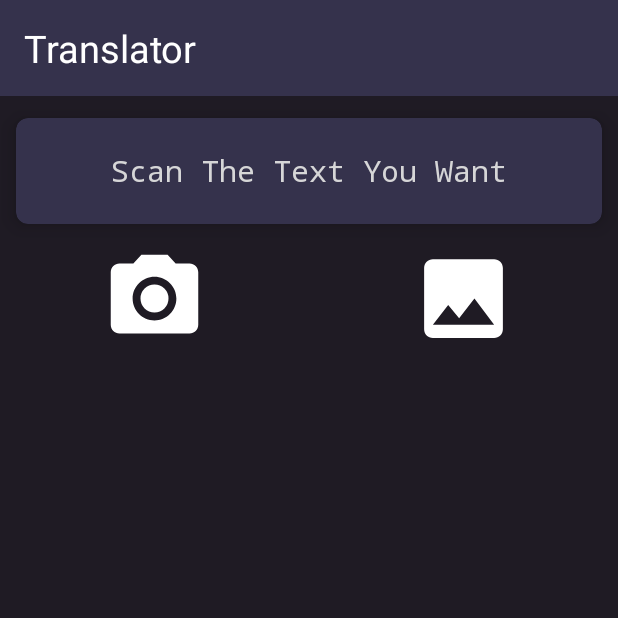
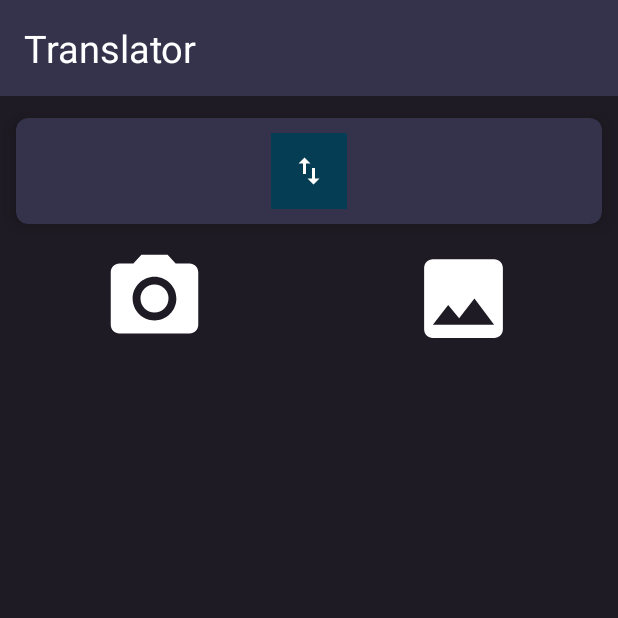
Before and after one commit to Adity-a/Brahmi_Recognition, an Android app: the screen it shows after launch (ScannerActivity), on a phone screen of 412 x 824 dp, the top half of it. Run offline under Robolectric (Android 15) with nearby library versions, the phone set to English and light mode, and no system bars; libraries missing offline, so code that uses them is left out: com.github.ybq.android; 2 statements that could not run were skipped.

```diff
--- a/app/build.gradle
+++ b/app/build.gradle
@@ -45,6 +45,7 @@ dependencies {
 
     implementation 'com.rmtheis:tess-two:9.1.0'
 
+
     implementation 'com.github.ybq:Android-SpinKit:1.2.0'
 
 }
--- a/app/src/main/res/layout/activity_scanner.xml
+++ b/app/src/main/res/layout/activity_scanner.xml
@@ -20,14 +20,22 @@
         app:cardElevation="8dp"
         app:cardUseCompatPadding="true">
 
-            <TextView
+            <!--<TextView
                 android:layout_width="wrap_content"
                 android:layout_height="wrap_content"
                 android:text="@string/scan_the_text_you_want"
                 android:textColor="@color/colorWhite"
                 android:textSize="20sp"
                 android:layout_gravity="center"
-                android:fontFamily="monospace"/>
+                android:fontFamily="monospace"/>-->
+        <ImageView
+            android:id="@+id/page_btn"
+            android:layout_width="wrap_content"
+            android:layout_height="wrap_content"
+            android:src="@drawable/ic_swap"
+            android:layout_gravity="center"
+            android:padding="13dp"
+            android:background="@color/colorPrimaryDark"/>
     </androidx.cardview.widget.CardView>
     <LinearLayout
         android:layout_width="match_parent"
@@ -53,8 +61,10 @@
         android:layout_marginTop="40dp"
         android:id="@+id/extract"
         android:padding="30dp"
-        android:layout_width="wrap_content"
+        android:layout_width="match_parent"
         android:layout_height="wrap_content"
-        android:layout_gravity="center" />
+        android:layout_gravity="center"
+        android:scaleType="fitCenter"
+        android:adjustViewBounds="true"/>
 
 </LinearLayout>
```
Also changed, not shown: app/src/main/java/com/ocr/brahmi/translation/MainActivity.java (+18 -0 lines), app/src/main/java/com/ocr/brahmi/translation/ScannerActivity.java (+51 -25 lines), app/src/main/res/layout/activity_main.xml (+7 -0 lines).
